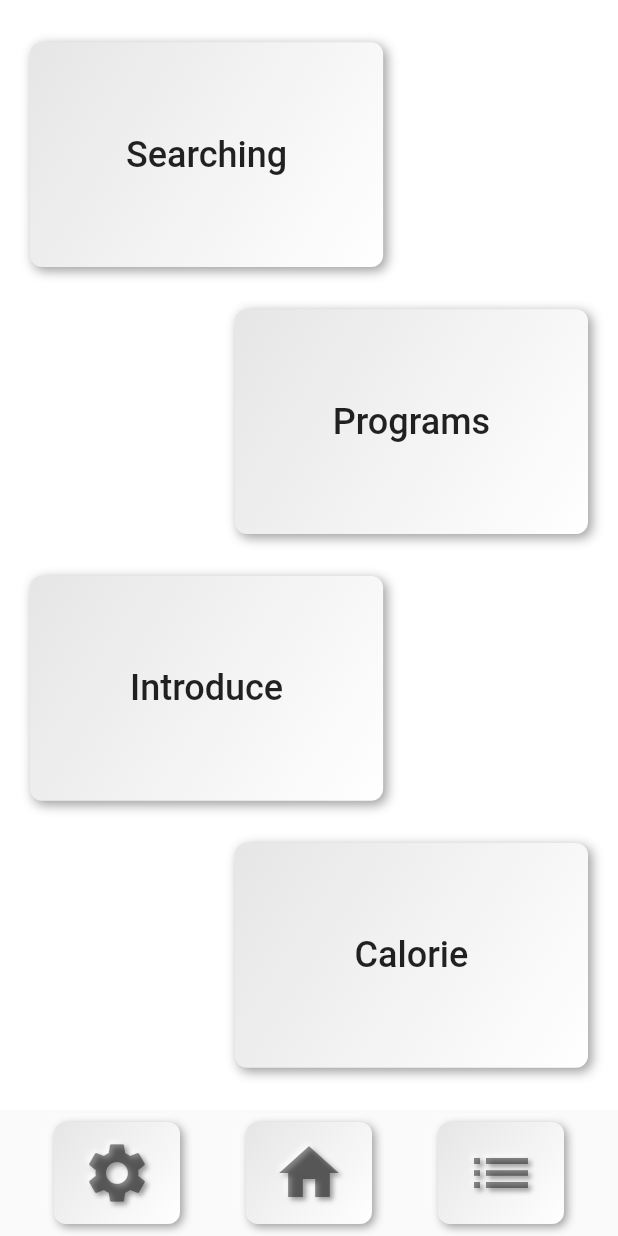
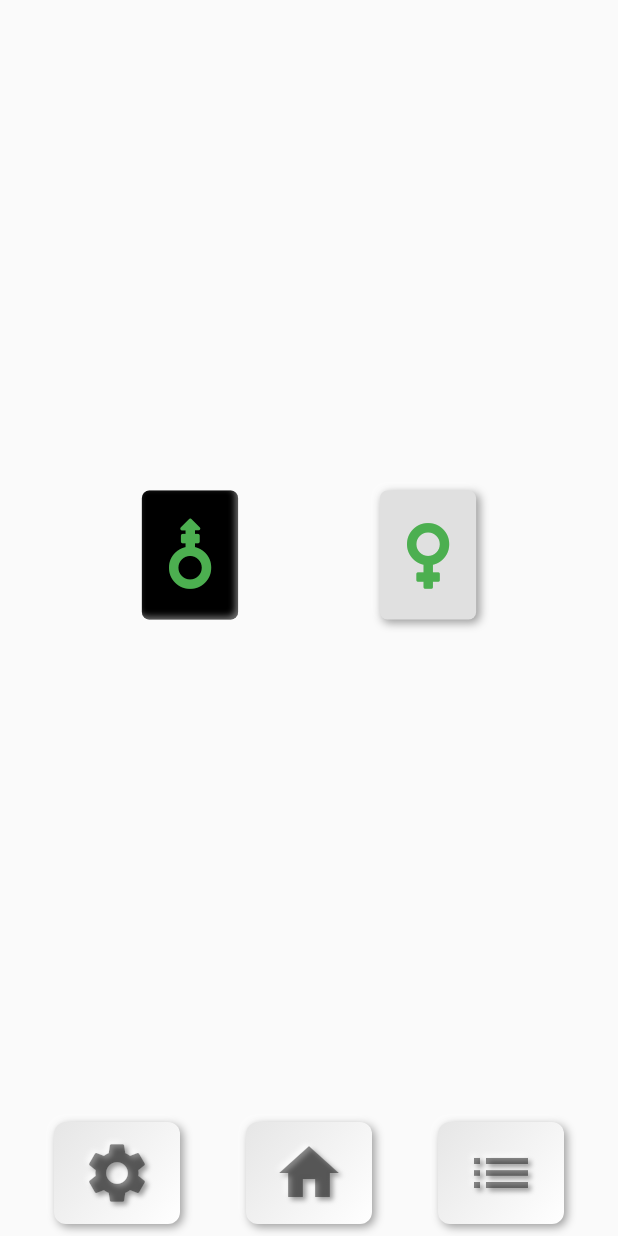
Before and after one commit to ferhatosanoglu/Karatay, a Flutter app: the screen it shows after launch, on a phone screen of 412 x 824 dp. Run offline on Flutter 3.47's test engine with Material 2 defaults, Android fonts, the light colour scheme and no system bars; drawn by our look-alikes of flutter_neumorphic; our stand-ins replace font_awesome_flutter.

Commit message:
feat : creating personel information page

```diff
--- a/lib/main.dart
+++ b/lib/main.dart
@@ -1,5 +1,5 @@
 import 'package:flutter/material.dart';
-import 'package:karatay/pages/HomePage.dart';
+import 'package:karatay/pages/ClientInfo.dart';
 import 'package:karatay/widgets/NavigationBar.dart';
 
 void main() {
@@ -16,7 +16,7 @@ class MyApp extends StatelessWidget {
         primarySwatch: Colors.blue,
       ),
       home: Scaffold(
-        body: HomePage(),
+        body: ClientInfo(),
         bottomNavigationBar: NavigationBar(),
       ),
       //MyHomePage(title: 'karatay Home Page')
--- /dev/null
+++ b/lib/pages/ClientInfo.dart
@@ -0,0 +1,57 @@
+import 'package:flutter/material.dart';
+import 'package:flutter_neumorphic/flutter_neumorphic.dart';
+import 'package:font_awesome_flutter/font_awesome_flutter.dart';
+
+class ClientInfo extends StatefulWidget {
+  @override
+  _ClientInfoState createState() => _ClientInfoState();
+}
+
+class _ClientInfoState extends State<ClientInfo> {
+  int radiovalue = 1;
+  @override
+  Widget build(BuildContext context) {
+    return new Scaffold(
+      body: Column(
+        mainAxisAlignment: MainAxisAlignment.spaceEvenly,
+        children: [
+          Row(
+            mainAxisAlignment: MainAxisAlignment.spaceEvenly,
+            children: [
+              NeumorphicRadio(
+                onChanged: (int i) {
+                  setState(() {
+                    radiovalue = i;
+                  });
+                },
+                groupValue: radiovalue,
+                padding: EdgeInsets.all(18.0),
+                child: FaIcon(FontAwesomeIcons.marsStrokeV,
+                    size: 50, color: Colors.green),
+                value: 1,
+                style: NeumorphicRadioStyle(
+                    unselectedColor: Colors.grey.shade300,
+                    selectedColor: Colors.black),
+              ),
+              NeumorphicRadio(
+                onChanged: (int i) {
+                  setState(() {
+                    radiovalue = i;
+                  });
+                },
+                groupValue: radiovalue,
+                padding: EdgeInsets.all(18.0),
+                child: FaIcon(FontAwesomeIcons.venus,
+                    size: 50, color: Colors.green),
+                value: 2,
+                style: NeumorphicRadioStyle(
+                    unselectedColor: Colors.grey.shade300,
+                    selectedColor: Colors.black),
+              ),
+            ],
+          ),
+        ],
+      ),
+    );
+  }
+}
--- a/pubspec.yaml
+++ b/pubspec.yaml
@@ -21,6 +21,7 @@ environment:
   sdk: ">=2.7.0 <3.0.0"
 
 dependencies:
+  font_awesome_flutter: ^8.12.0
   flutter:
     sdk: flutter
 
```
Also changed, not shown: pubspec.lock.
